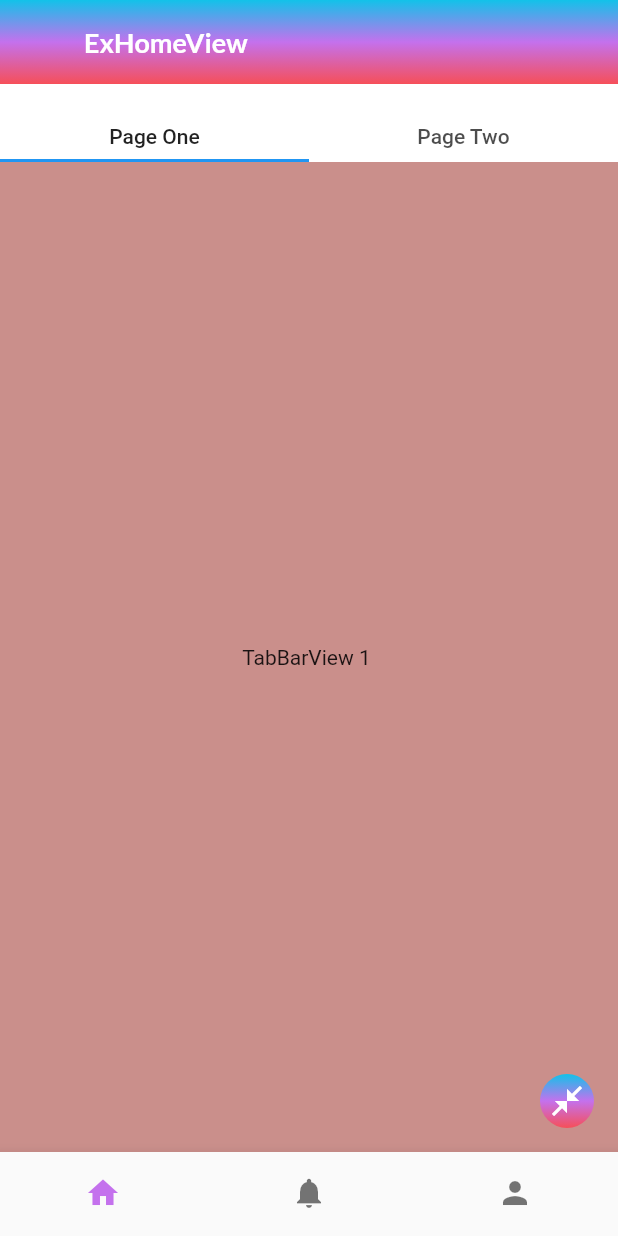
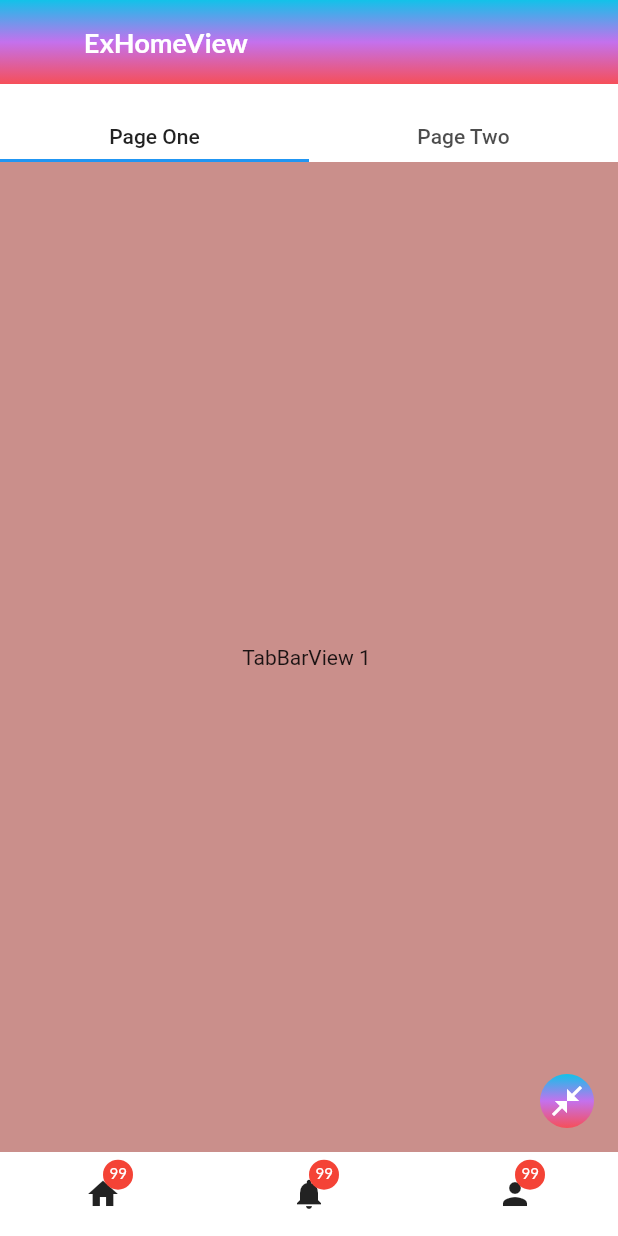
Before and after one commit to anjarnaufals/laboratorium, a Flutter app: the PgviewView screen opened by its route, on a phone screen of 412 x 824 dp. Run offline on Flutter 3.47's test engine with Material 2 defaults, Android fonts, the phone set to English and light mode, and no system bars; our stand-ins replace flutter_svg, get, google_fonts, pull_to_refresh_flutter3.

Commit message:
update menu item methode

```diff
--- a/lib/app/modules/pgview/views/pgview_view.dart
+++ b/lib/app/modules/pgview/views/pgview_view.dart
@@ -1,6 +1,7 @@
 import 'package:flower_app/app/modules/pgview/views/example_home_view.dart';
 import 'package:flower_app/app/modules/pgview/views/example_notif_view.dart';
 import 'package:flower_app/app/modules/pgview/views/example_profile_view.dart';
+import 'package:flower_app/app/utils/style.dart';
 import 'package:flutter/material.dart';
 
 import 'package:get/get.dart';
@@ -21,19 +22,52 @@ class PgviewView extends GetView<PgviewController> {
           ],
         ),
       ),
-      bottomNavigationBar: Obx(() => BottomNavigationBar(
-          onTap: (i) {
-            controller.changeMenu(i);
-          },
-          showSelectedLabels: false,
-          showUnselectedLabels: false,
-          currentIndex: controller.index.value,
-          selectedIconTheme: IconThemeData(color: Get.theme.primaryColorLight),
-          items: controller.menus
-              .map(
-                  (e) => BottomNavigationBarItem(icon: Icon(e.menu), label: ""))
-              .toList())),
+      bottomNavigationBar: SafeArea(
+          child: Container(
+              height: kToolbarHeight,
+              child: Row(
+                children:
+                    controller.menus.map((e) => _CustomMenuItem(e)).toList(),
+              ))),
       floatingActionButton: _BackButton(),
+    );
+  }
+}
+
+class _CustomMenuItem extends GetWidget<PgviewController> {
+  final Menu e;
+  const _CustomMenuItem(
+    this.e, {
+    Key? key,
+  }) : super(key: key);
+
+  @override
+  Widget build(BuildContext context) {
+    return InkWell(
+      onTap: () {
+        controller.changeMenu(e.id);
+      },
+      child: Container(
+          color: Colors.transparent,
+          width: Get.width / 3,
+          height: kToolbarHeight,
+          child: Stack(alignment: Alignment.center, children: [
+            Icon(e.menu),
+            Positioned(
+                top: Get.width / 81,
+                left: Get.width / 6,
+                child: Container(
+                    constraints: BoxConstraints(minHeight: 20, minWidth: 20),
+                    decoration: BoxDecoration(
+                        color: Colors.red,
+                        borderRadius: BorderRadius.circular(20)),
+                    padding: const EdgeInsets.only(top: 3, right: 3, left: 3),
+                    child: Text(
+                      "99",
+                      style: textWhite(size: 10),
+                      textAlign: TextAlign.center,
+                    )))
+          ])),
     );
   }
 }
```
